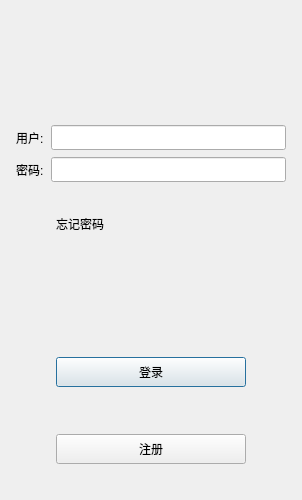
First picture: the form in ui/logindialog.ui, repository TaoYuanZhongRen/QChatty, before the edit.
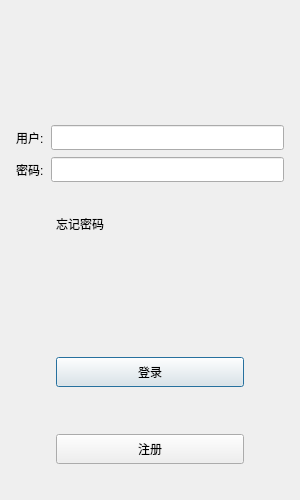
Second picture: the form after the edit. Icons and pictures are not drawn.

What changed in the file:
```diff
--- a/ui/logindialog.ui
+++ b/ui/logindialog.ui
@@ -6,7 +6,7 @@
    <rect>
     <x>0</x>
     <y>0</y>
-    <width>302</width>
+    <width>300</width>
     <height>500</height>
    </rect>
   </property>
@@ -76,6 +76,9 @@
      </item>
      <item>
       <spacer name="verticalSpacer">
+       <property name="orientation">
+        <enum>Qt::Vertical</enum>
+       </property>
        <property name="sizeHint" stdset="0">
         <size>
          <width>20</width>
@@ -169,6 +172,9 @@
       <layout class="QHBoxLayout" name="horizontalLayout_3">
        <item>
         <spacer name="horizontalSpacer">
+         <property name="orientation">
+          <enum>Qt::Vertical</enum>
+         </property>
          <property name="sizeHint" stdset="0">
           <size>
            <width>40</width>
@@ -200,6 +206,9 @@
      </item>
      <item>
       <spacer name="verticalSpacer_2">
+       <property name="orientation">
+        <enum>Qt::Vertical</enum>
+       </property>
        <property name="sizeHint" stdset="0">
         <size>
          <width>20</width>
@@ -212,6 +221,9 @@
       <layout class="QHBoxLayout" name="horizontalLayout_4">
        <item>
         <spacer name="horizontalSpacer_2">
+         <property name="orientation">
+          <enum>Qt::Vertical</enum>
+         </property>
          <property name="sizeHint" stdset="0">
           <size>
            <width>40</width>
@@ -235,6 +247,9 @@
        </item>
        <item>
         <spacer name="horizontalSpacer_3">
+         <property name="orientation">
+          <enum>Qt::Vertical</enum>
+         </property>
          <property name="sizeHint" stdset="0">
           <size>
            <width>40</width>
@@ -249,6 +264,9 @@
       <layout class="QHBoxLayout" name="horizontalLayout_5">
        <item>
         <spacer name="horizontalSpacer_4">
+         <property name="orientation">
+          <enum>Qt::Vertical</enum>
+         </property>
          <property name="sizeHint" stdset="0">
           <size>
            <width>40</width>
@@ -272,6 +290,9 @@
        </item>
        <item>
         <spacer name="horizontalSpacer_5">
+         <property name="orientation">
+          <enum>Qt::Vertical</enum>
+         </property>
          <property name="sizeHint" stdset="0">
           <size>
            <width>40</width>
```
Left out of the diff: 6 changed lines with no effect on the pictures.
